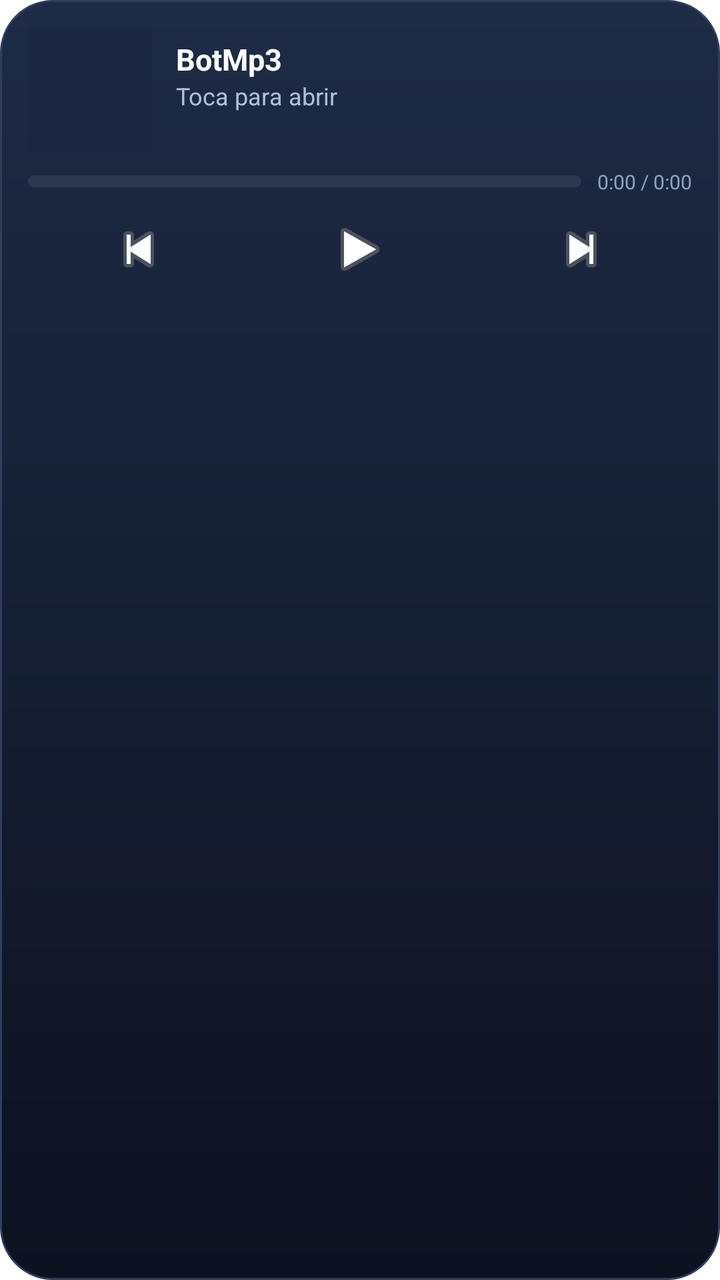
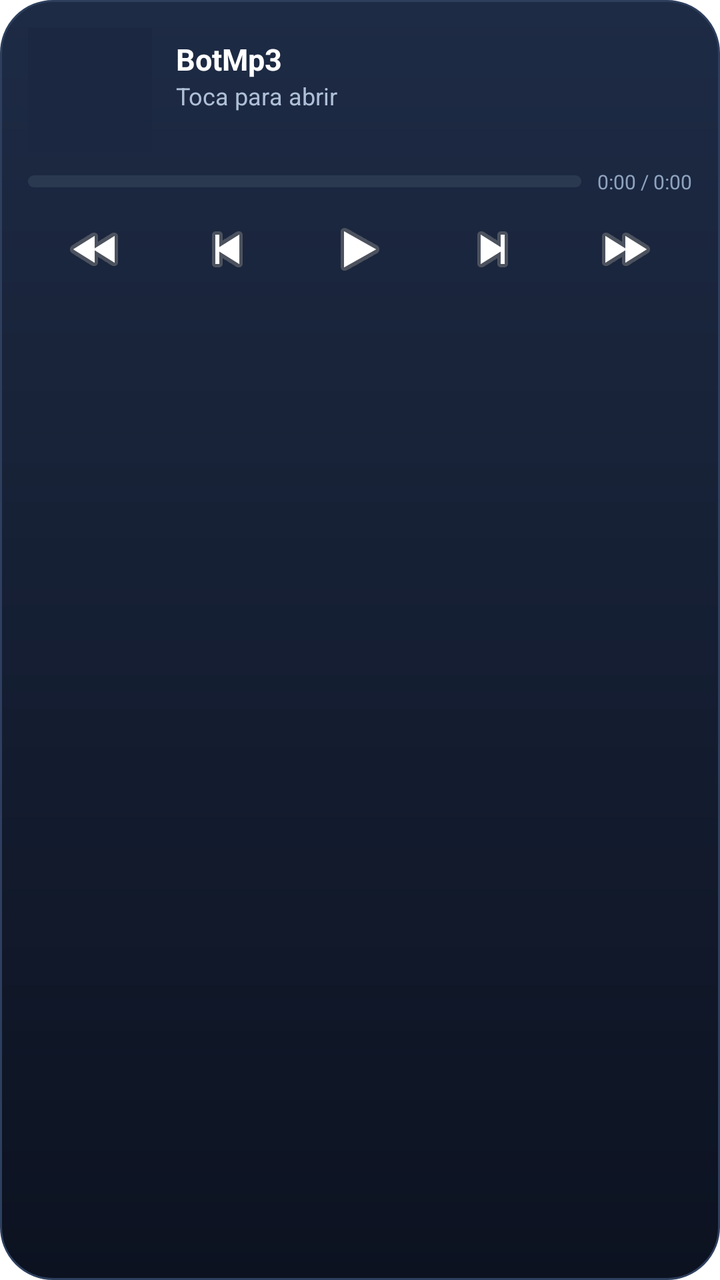

Two renders of the same Android screen: before a commit and after it. Below are the layout's source before the change and the commit's diff.
<!-- AndroidManifest.xml: fallback theme Theme.MaterialComponents.DayNight.NoActionBar -->
<!-- res/layout/widget_botmp3.xml -->
<?xml version="1.0" encoding="utf-8"?>
<LinearLayout xmlns:android="http://schemas.android.com/apk/res/android"
    android:id="@+id/widget_raiz"
    android:layout_width="match_parent"
    android:layout_height="match_parent"
    android:background="@drawable/widget_fondo"
    android:orientation="vertical"
    android:padding="14dp">

    <LinearLayout
        android:layout_width="match_parent"
        android:layout_height="wrap_content"
        android:gravity="center_vertical"
        android:orientation="horizontal">

        <ImageView
            android:id="@+id/widget_portada"
            android:layout_width="62dp"
            android:layout_height="62dp"
            android:background="#1B2740"
            android:contentDescription="Carátula"
            android:scaleType="centerCrop" />

        <LinearLayout
            android:layout_width="0dp"
            android:layout_height="wrap_content"
            android:layout_marginStart="12dp"
            android:layout_weight="1"
            android:orientation="vertical">

            <TextView
                android:id="@+id/widget_titulo"
                android:layout_width="match_parent"
                android:layout_height="wrap_content"
                android:ellipsize="end"
                android:maxLines="1"
                android:text="BotMp3"
                android:textColor="#FFFFFF"
                android:textSize="15sp"
                android:textStyle="bold" />

            <TextView
                android:id="@+id/widget_artista"
                android:layout_width="match_parent"
                android:layout_height="wrap_content"
                android:ellipsize="end"
                android:maxLines="1"
                android:text="Toca para abrir"
                android:textColor="#AFC0D6"
                android:textSize="12sp" />

            <TextView
                android:id="@+id/widget_album"
                android:layout_width="match_parent"
                android:layout_height="wrap_content"
                android:ellipsize="end"
                android:maxLines="1"
                android:text=""
                android:textColor="#7D92AD"
                android:textSize="11sp" />
        </LinearLayout>
    </LinearLayout>

    <LinearLayout
        android:layout_width="match_parent"
        android:layout_height="wrap_content"
        android:layout_marginTop="8dp"
        android:gravity="center_vertical"
        android:orientation="horizontal">

        <ProgressBar
            android:id="@+id/widget_progreso"
            style="@android:style/Widget.ProgressBar.Horizontal"
            android:layout_width="0dp"
            android:layout_height="6dp"
            android:layout_weight="1"
            android:max="100"
            android:progress="0"
            android:progressBackgroundTint="#2A3850"
            android:progressTint="#34D399" />

        <TextView
            android:id="@+id/widget_tiempo"
            android:layout_width="wrap_content"
            android:layout_height="wrap_content"
            android:layout_marginStart="8dp"
            android:text="0:00 / 0:00"
            android:textColor="#8FA3BF"
            android:textSize="10sp" />
    </LinearLayout>

    <LinearLayout
        android:layout_width="match_parent"
        android:layout_height="wrap_content"
        android:layout_marginTop="6dp"
        android:gravity="center_vertical"
        android:orientation="horizontal">

        <ImageButton
            android:id="@+id/widget_prev"
            android:layout_width="0dp"
            android:layout_height="42dp"
            android:layout_weight="1"
            android:background="#00000000"
            android:contentDescription="Anterior"
            android:scaleType="centerInside"
            android:src="@android:drawable/ic_media_previous" />

        <ImageButton
            android:id="@+id/widget_play"
            android:layout_width="0dp"
            android:layout_height="42dp"
            android:layout_weight="1"
            android:background="#00000000"
            android:contentDescription="Reproducir o pausar"
            android:scaleType="centerInside"
            android:src="@android:drawable/ic_media_play" />

        <ImageButton
            android:id="@+id/widget_next"
            android:layout_width="0dp"
            android:layout_height="42dp"
            android:layout_weight="1"
            android:background="#00000000"
            android:contentDescription="Siguiente"
            android:scaleType="centerInside"
            android:src="@android:drawable/ic_media_next" />
    </LinearLayout>
</LinearLayout>
<!-- resources referenced by this layout -->
<resources>
  <!-- drawable widget_fondo (drawable) -->
  <?xml version="1.0" encoding="utf-8"?>
  <shape xmlns:android="http://schemas.android.com/apk/res/android"
      android:shape="rectangle">
      <gradient
          android:angle="270"
          android:endColor="#0C1220"
          android:startColor="#1E2B45" />
      <corners android:radius="26dp" />
      <stroke
          android:width="1dp"
          android:color="#2E3F5E" />
  </shape>
</resources>

<!-- the commit's change to res/layout/widget_botmp3.xml (unified diff, before → after) -->
@@ -97,6 +97,15 @@
         android:orientation="horizontal">
 
         <ImageButton
+            android:id="@+id/widget_rewind"
+            android:layout_width="0dp"
+            android:layout_height="42dp"
+            android:layout_weight="1"
+            android:background="#00000000"
+            android:contentDescription="Atrasar 10 segundos"
+            android:scaleType="centerInside"
+            android:src="@android:drawable/ic_media_rew" />
+        <ImageButton
             android:id="@+id/widget_prev"
             android:layout_width="0dp"
             android:layout_height="42dp"
@@ -125,5 +134,14 @@
             android:contentDescription="Siguiente"
             android:scaleType="centerInside"
             android:src="@android:drawable/ic_media_next" />
+        <ImageButton
+            android:id="@+id/widget_forward"
+            android:layout_width="0dp"
+            android:layout_height="42dp"
+            android:layout_weight="1"
+            android:background="#00000000"
+            android:contentDescription="Adelantar 10 segundos"
+            android:scaleType="centerInside"
+            android:src="@android:drawable/ic_media_ff" />
     </LinearLayout>
 </LinearLayout>
